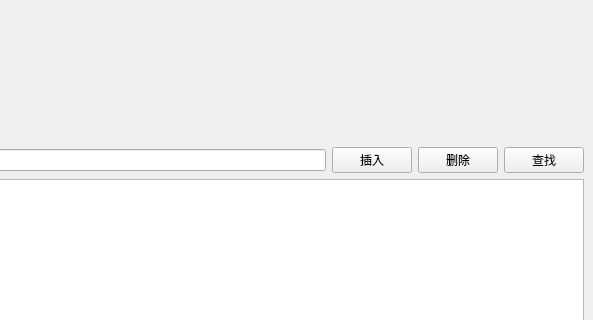
The window that mainwindow.ui (xiyuan-qin/ds_course_design_qt) describes before a commit, drawn with Qt 5; both pictures show x 307 to 900 and y 198 to 518 of the 900 by 600 pixel window.
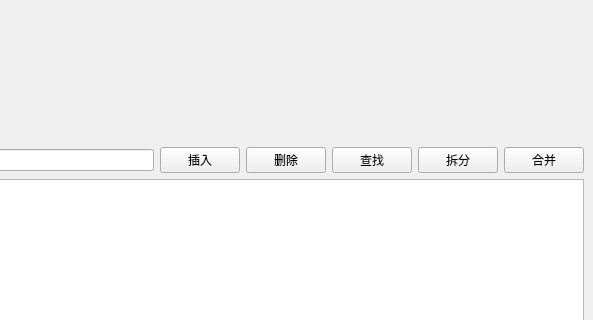
The same window after the commit. Custom widgets are drawn as their Qt base class.

Commit message: 基本实现拆分和合并，仍存在崩溃情况

```diff
--- a/mainwindow.ui
+++ b/mainwindow.ui
@@ -58,6 +58,20 @@
         </property>
        </widget>
       </item>
+      <item>
+       <widget class="QPushButton" name="splitButton">
+        <property name="text">
+         <string>拆分</string>
+        </property>
+       </widget>
+      </item>
+      <item>
+       <widget class="QPushButton" name="mergeButton">
+        <property name="text">
+         <string>合并</string>
+        </property>
+       </widget>
+      </item>
      </layout>
     </item>
     <item>
```
The commit also changes 5 other files.
